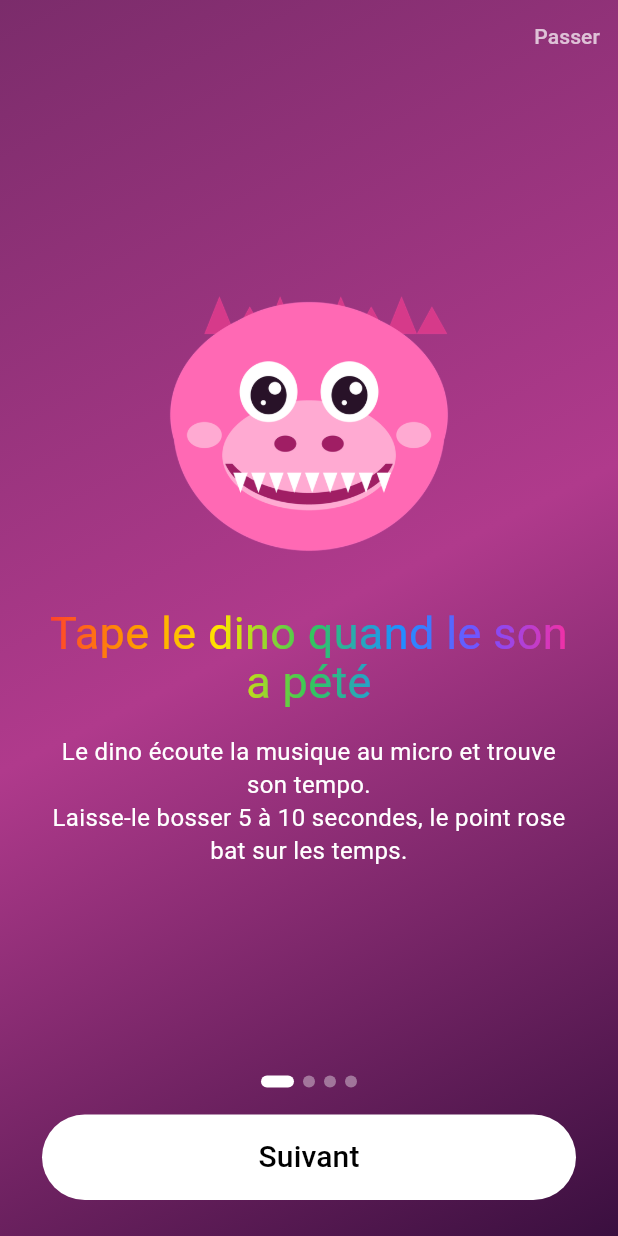
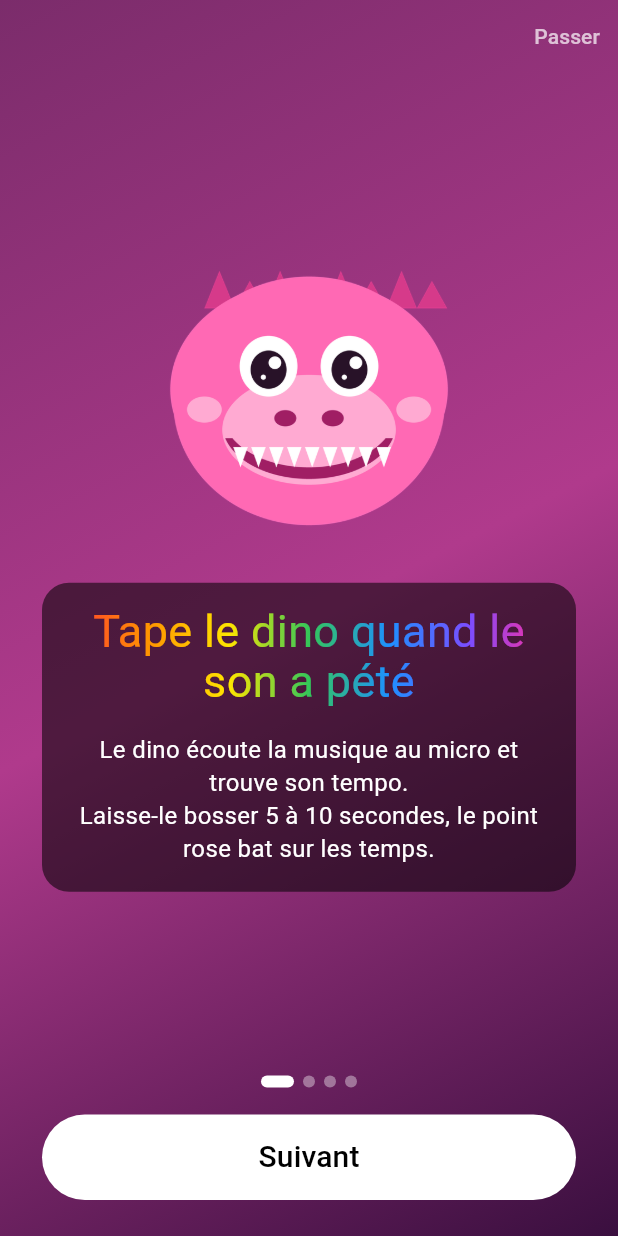
Before and after one commit to Blanka-sf4/tomatozor, a Flutter app: the screen it shows after launch, on a phone screen of 412 x 824 dp. Run offline on Flutter 3.47's test engine with Material 3 defaults, Android fonts, the phone set to English and light mode, and no system bars; our stand-ins replace audioplayers, sensors_plus, share_plus, vibration, wakelock_plus; missing offline and left inert: fftea, record; Roboto replaces fonts that are missing (RubikSprayPaint); project files that could hold a hidden picture were left out.

Commit message:
Correctifs 1.2 : animaux du métronome en rangées (plus de chevauchement), popups Options/HISTO déroulables, texte du tutoriel sur cartouche sombre
Co-Authored-By: Claude Opus 5 <noreply@anthropic.com>
Claude-Session: https://claude.ai/code/session_01SLEc4oJ7ufqATCrNaMmhbp

```diff
--- a/lib/tutorial.dart
+++ b/lib/tutorial.dart
@@ -108,6 +108,17 @@ class _TutorialScreenState extends State<TutorialScreen> {
                         children: [
                           Image.asset(p.image, height: 190),
                           const SizedBox(height: 28),
+                          // Cartouche sombre : lisible sur les fonds clairs
+                          // (le kawaii) comme sur les sombres.
+                          Container(
+                            padding: const EdgeInsets.fromLTRB(18, 16, 18, 18),
+                            decoration: BoxDecoration(
+                              color: Colors.black.withValues(alpha: 0.55),
+                              borderRadius: BorderRadius.circular(18),
+                            ),
+                            child: Column(
+                              mainAxisSize: MainAxisSize.min,
+                              children: [
                                 ShaderMask(
                                   blendMode: BlendMode.srcIn,
                                   shaderCallback: (rect) => LinearGradient(
@@ -132,6 +143,9 @@ class _TutorialScreenState extends State<TutorialScreen> {
                                     fontSize: 16,
                                     height: 1.4,
                                     color: Colors.white,
+                                  ),
+                                ),
+                              ],
                             ),
                           ),
                         ],
```
Also changed, not shown: lib/main.dart (+50 -32 lines). Lines whose indentation alone changed are shown as unchanged.
